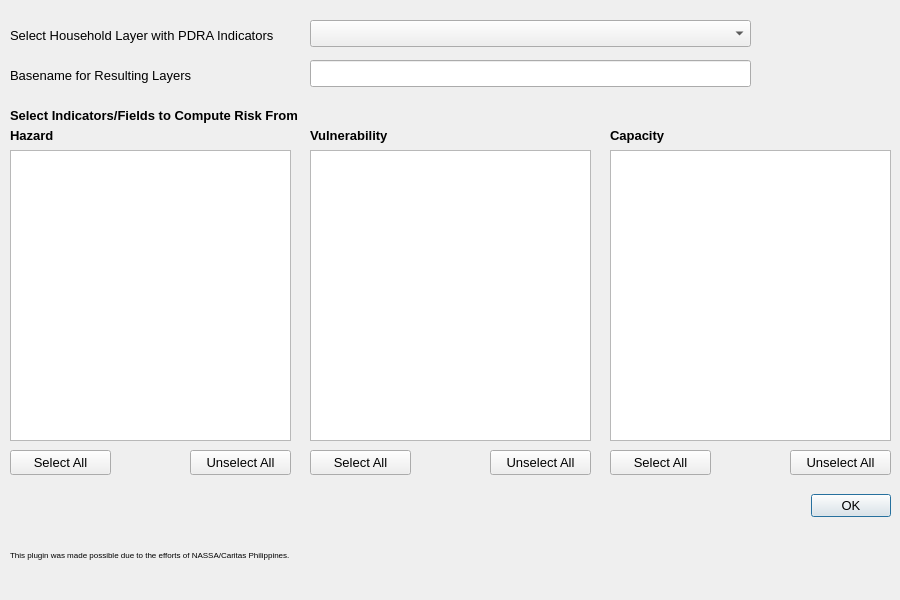
Before: the Qt Designer form caritas_pdra_risk_dialog_ui.ui in benhur07b/caritaspdra, drawn with Qt 5.
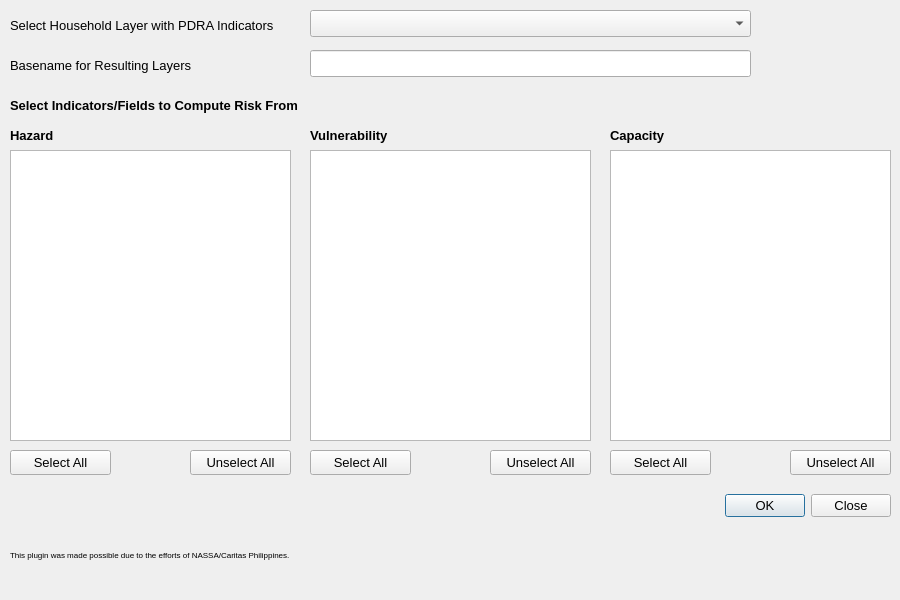
After: the same form once the commit is applied. Icons and pictures are not drawn. Custom widgets are drawn as their Qt base class.

Commit message: Edit risk computations.

```diff
--- a/caritas_pdra_risk_dialog_ui.ui
+++ b/caritas_pdra_risk_dialog_ui.ui
@@ -43,7 +43,7 @@
    <property name="geometry">
     <rect>
      <x>310</x>
-     <y>20</y>
+     <y>10</y>
      <width>441</width>
      <height>27</height>
     </rect>
@@ -67,7 +67,7 @@
    <property name="geometry">
     <rect>
      <x>10</x>
-     <y>20</y>
+     <y>10</y>
      <width>281</width>
      <height>31</height>
     </rect>
@@ -88,7 +88,7 @@
    <property name="geometry">
     <rect>
      <x>10</x>
-     <y>60</y>
+     <y>50</y>
      <width>201</width>
      <height>31</height>
     </rect>
@@ -109,7 +109,7 @@
    <property name="geometry">
     <rect>
      <x>310</x>
-     <y>60</y>
+     <y>50</y>
      <width>441</width>
      <height>27</height>
     </rect>
@@ -125,7 +125,7 @@
    <property name="geometry">
     <rect>
      <x>10</x>
-     <y>100</y>
+     <y>90</y>
      <width>311</width>
      <height>31</height>
     </rect>
@@ -394,9 +394,9 @@
   <widget class="QDialogButtonBox" name="buttonBox">
    <property name="geometry">
     <rect>
-     <x>810</x>
+     <x>720</x>
      <y>490</y>
-     <width>81</width>
+     <width>171</width>
      <height>31</height>
     </rect>
    </property>
@@ -404,7 +404,7 @@
     <string>Perform Risk Computation</string>
    </property>
    <property name="standardButtons">
-    <set>QDialogButtonBox::Ok</set>
+    <set>QDialogButtonBox::Close|QDialogButtonBox::Ok</set>
    </property>
   </widget>
  </widget>
```
The commit also changes 4 other files.
